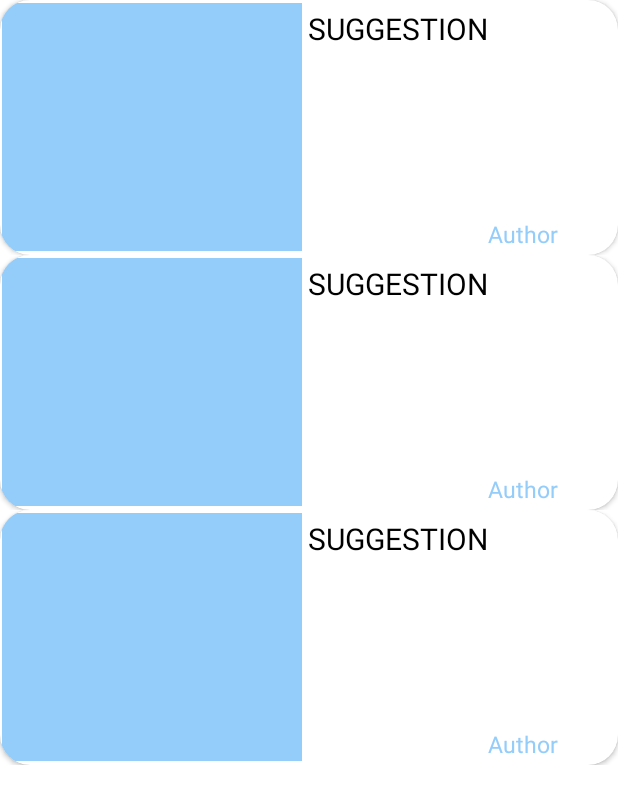
After one commit to phineasla-hcmus/2.3-SE-Cakey, an Android app: the layout activity_course_menu.xml on its own in the app's theme, with its tools: preview values and no code run, on a phone screen of 412 x 824 dp. The commit adds this screen. Shown: the top 804 px of the screen. Run offline under Robolectric (Android 15) with nearby library versions, the phone set to English and light mode, and no system bars.

Commit message:
COURSE_MENU+BIND DATA

```diff
--- a/android/app/build.gradle
+++ b/android/app/build.gradle
@@ -88,4 +88,5 @@ dependencies {
     androidTestImplementation 'androidx.test.ext:junit:1.1.3'
     androidTestImplementation 'androidx.test.espresso:espresso-core:3.4.0'
     androidTestImplementation 'androidx.test.ext:junit:1.1.2'
+
 }
--- a/android/app/src/main/java/com/popcorn/cakey/mainscreen/MainActivity.kt
+++ b/android/app/src/main/java/com/popcorn/cakey/mainscreen/MainActivity.kt
@@ -12,8 +12,9 @@ import com.google.android.material.navigation.NavigationView
 import com.parse.ParseUser
 import com.popcorn.cakey.R
 import com.popcorn.cakey.SplashActivity
-import com.popcorn.cakey.blog.Course
+import com.popcorn.cakey.course.Course
 import com.popcorn.cakey.blog.WriteBlogActivity
+import com.popcorn.cakey.course.CourseMenu
 import com.popcorn.cakey.databinding.ActivityMainBinding
 import com.popcorn.cakey.faqs.FAQsActivity
 import com.popcorn.cakey.profile.ViewProfile
@@ -43,7 +44,8 @@ class MainActivity : AppCompatActivity(R.layout.activity_main)  {
             val i = intent
             when (it.itemId) {
                 R.id.Course -> {
-                    i.setClass(this, Course::class.java)
+                    //i.setClass(this, Course::class.java)
+                    i.setClass(this, CourseMenu::class.java)
                     startActivity(i)
 
                 }
--- a/android/app/src/main/java/com/popcorn/cakey/profile/Achievement.kt
+++ b/android/app/src/main/java/com/popcorn/cakey/profile/Achievement.kt
@@ -48,9 +48,9 @@ class Achievement : AppCompatActivity() {
             queryAchieve.whereEqualTo("achievement", current)
             var line = queryAchieve.find()[0]
             //BIND IMG
-            val Img = line?.getParseFile("icon")?.file
-            if (Img?.exists() == true) {
-                val avatar = BitmapFactory.decodeFile(Img.absolutePath)
+            val img = line?.getParseFile("icon")?.file
+            if (img?.exists() == true) {
+                val avatar = BitmapFactory.decodeFile(img.absolutePath)
                 binding.imageView.setImageBitmap(avatar)
             } else
                 binding.imageView.setImageResource(R.drawable.hi)
--- /dev/null
+++ b/android/app/src/main/res/layout/activity_course_menu.xml
@@ -0,0 +1,21 @@
+<?xml version="1.0" encoding="utf-8"?>
+<androidx.constraintlayout.widget.ConstraintLayout
+    xmlns:android="http://schemas.android.com/apk/res/android"
+    xmlns:app="http://schemas.android.com/apk/res-auto"
+    xmlns:tools="http://schemas.android.com/tools"
+    android:layout_width="match_parent"
+    android:layout_height="match_parent"
+    tools:context=".course.CourseMenu">
+
+    <androidx.recyclerview.widget.RecyclerView
+        android:layout_width="match_parent"
+        android:layout_height="match_parent"
+        android:id="@+id/CourseList"
+        tools:listitem="@layout/course_item"
+        app:layout_constraintBottom_toBottomOf="parent"
+        app:layout_constraintLeft_toLeftOf="parent"
+        app:layout_constraintRight_toRightOf="parent"
+        app:layout_constraintTop_toTopOf="parent">
+    </androidx.recyclerview.widget.RecyclerView>
+
+</androidx.constraintlayout.widget.ConstraintLayout>
--- /dev/null
+++ b/android/app/src/main/res/layout/course_item.xml
@@ -0,0 +1,63 @@
+<?xml version="1.0" encoding="utf-8"?>
+<RelativeLayout xmlns:android="http://schemas.android.com/apk/res/android"
+    xmlns:card_view="http://schemas.android.com/apk/res-auto"
+    xmlns:tools="http://schemas.android.com/tools"
+    android:layout_width="wrap_content"
+    android:layout_height="wrap_content"
+    android:orientation="vertical">
+
+    <androidx.cardview.widget.CardView
+        android:layout_width="match_parent"
+        android:layout_height="170dp"
+        card_view:cardBackgroundColor="@color/white"
+        card_view:cardCornerRadius="20dp"
+        card_view:cardPreventCornerOverlap="true"
+        card_view:strokeColor="@color/black">
+
+        <RelativeLayout
+            android:layout_width="match_parent"
+            android:layout_height="wrap_content">
+
+            <com.google.android.material.imageview.ShapeableImageView
+                android:id="@+id/courseImage"
+                android:layout_width="200dp"
+                android:layout_height="165dp"
+                android:layout_alignParentStart="true"
+                android:layout_alignParentTop="true"
+                android:layout_marginStart="1dp"
+                android:layout_marginTop="2dp"
+                android:src="@color/blue">
+
+            </com.google.android.material.imageview.ShapeableImageView>
+
+            <TextView
+                android:id="@+id/courseTitle"
+                android:layout_width="wrap_content"
+                android:layout_height="wrap_content"
+                android:layout_alignParentTop="true"
+                android:layout_marginStart="205dp"
+                android:layout_marginTop="5dp"
+                android:text="@string/suggestion"
+                android:textAllCaps="true"
+                android:textColor="@color/black"
+                android:textSize="20sp"
+                tools:ignore="RelativeOverlap" />
+
+            <TextView
+                android:id="@+id/courseAuthor"
+                android:layout_width="wrap_content"
+                android:layout_height="wrap_content"
+                android:layout_alignParentTop="true"
+                android:layout_alignParentEnd="true"
+                android:layout_marginTop="145dp"
+                android:layout_marginEnd="40dp"
+                android:text="@string/Author"
+                android:textColor="@color/blue"
+                android:textSize="15sp"
+                tools:ignore="RelativeOverlap" />
+
+
+        </RelativeLayout>
+
+    </androidx.cardview.widget.CardView>
+</RelativeLayout>
```
Also changed, not shown: android/app/src/main/AndroidManifest.xml (+18 -10 lines), android/app/src/main/java/com/popcorn/cakey/course/Course.kt (renamed from android/app/src/main/java/com/popcorn/cakey/blog/Course.kt, +6 -4 lines), android/app/src/main/java/com/popcorn/cakey/course/CourseAdapter.kt (added, +65 -0 lines), android/app/src/main/java/com/popcorn/cakey/course/CourseMenu.kt (added, +90 -0 lines).
